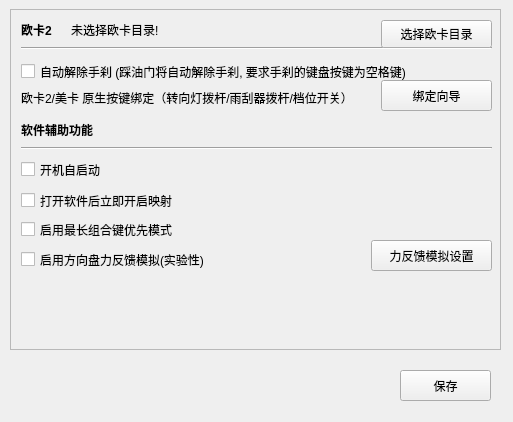
This is AssistFuncWindow.ui in InsistonTan/KeyMappingsTool as Qt 5 draws it before an edit. The edited form follows.
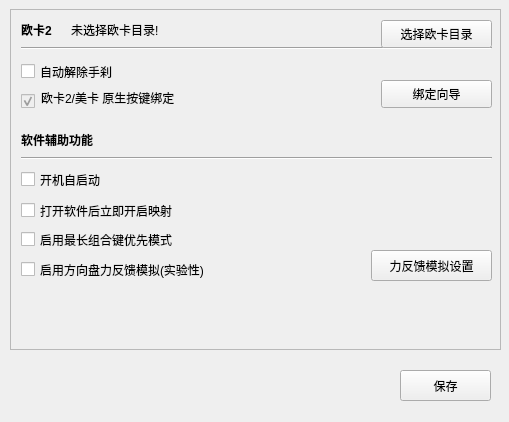
This is the edited form.

Commit message: [update]调整ui显示

```diff
--- a/AssistFuncWindow.ui
+++ b/AssistFuncWindow.ui
@@ -6,7 +6,7 @@
    <rect>
     <x>0</x>
     <y>0</y>
-    <width>513</width>
+    <width>509</width>
     <height>422</height>
    </rect>
   </property>
@@ -63,7 +63,7 @@
        </rect>
       </property>
       <property name="text">
-       <string>自动解除手刹 (踩油门将自动解除手刹, 要求手刹的键盘按键为空格键)</string>
+       <string>自动解除手刹</string>
       </property>
      </widget>
      <widget class="Line" name="line">
@@ -112,7 +112,7 @@
       <property name="geometry">
        <rect>
         <x>10</x>
-        <y>180</y>
+        <y>190</y>
         <width>471</width>
         <height>21</height>
        </rect>
@@ -125,7 +125,7 @@
       <property name="geometry">
        <rect>
         <x>10</x>
-        <y>110</y>
+        <y>120</y>
         <width>141</width>
         <height>19</height>
        </rect>
@@ -143,7 +143,7 @@
       <property name="geometry">
        <rect>
         <x>10</x>
-        <y>130</y>
+        <y>140</y>
         <width>471</width>
         <height>16</height>
        </rect>
@@ -159,7 +159,7 @@
       <property name="geometry">
        <rect>
         <x>10</x>
-        <y>210</y>
+        <y>220</y>
         <width>471</width>
         <height>19</height>
        </rect>
@@ -175,7 +175,7 @@
       <property name="geometry">
        <rect>
         <x>10</x>
-        <y>240</y>
+        <y>250</y>
         <width>341</width>
         <height>19</height>
        </rect>
@@ -191,7 +191,7 @@
       <property name="geometry">
        <rect>
         <x>360</x>
-        <y>230</y>
+        <y>240</y>
         <width>121</width>
         <height>31</height>
        </rect>
@@ -209,7 +209,7 @@
       <property name="geometry">
        <rect>
         <x>10</x>
-        <y>150</y>
+        <y>160</y>
         <width>341</width>
         <height>19</height>
        </rect>
@@ -224,14 +224,14 @@
      <widget class="QLabel" name="label_4">
       <property name="geometry">
        <rect>
-        <x>10</x>
+        <x>30</x>
         <y>80</y>
-        <width>361</width>
+        <width>171</width>
         <height>16</height>
        </rect>
       </property>
       <property name="text">
-       <string>欧卡2/美卡 原生按键绑定（转向灯拨杆/雨刮器拨杆/档位开关）</string>
+       <string>欧卡2/美卡 原生按键绑定</string>
       </property>
      </widget>
      <widget class="QPushButton" name="pushButton_4">
@@ -240,7 +240,7 @@
         <x>370</x>
         <y>70</y>
         <width>111</width>
-        <height>31</height>
+        <height>28</height>
        </rect>
       </property>
       <property name="font">
@@ -252,6 +252,28 @@
        <string>绑定向导</string>
       </property>
      </widget>
+     <widget class="QCheckBox" name="checkBox_6">
+      <property name="enabled">
+       <bool>false</bool>
+      </property>
+      <property name="geometry">
+       <rect>
+        <x>10</x>
+        <y>80</y>
+        <width>16</width>
+        <height>23</height>
+       </rect>
+      </property>
+      <property name="text">
+       <string/>
+      </property>
+      <property name="checkable">
+       <bool>true</bool>
+      </property>
+      <property name="checked">
+       <bool>true</bool>
+      </property>
+     </widget>
     </widget>
    </widget>
    <widget class="QPushButton" name="pushButton">
```
Left out of the diff: 6 changed lines with no effect on the pictures.
